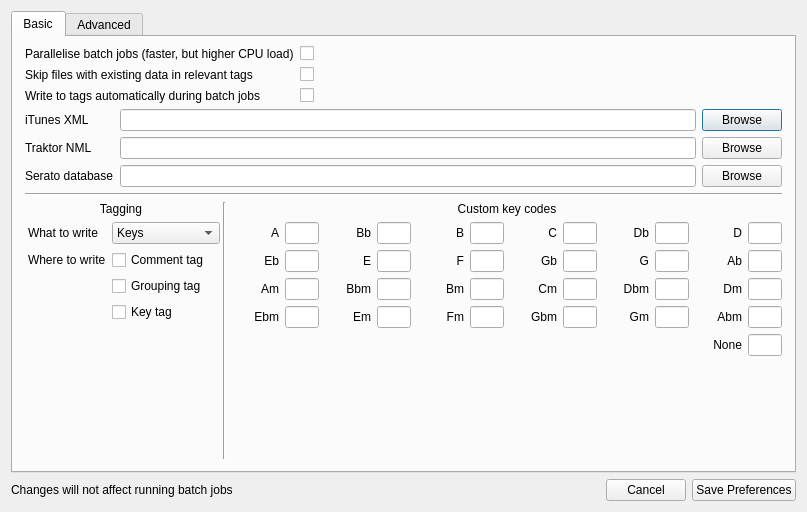
Qt form prefsdialog.ui (ibsh/is_KeyFinder) before a commit.
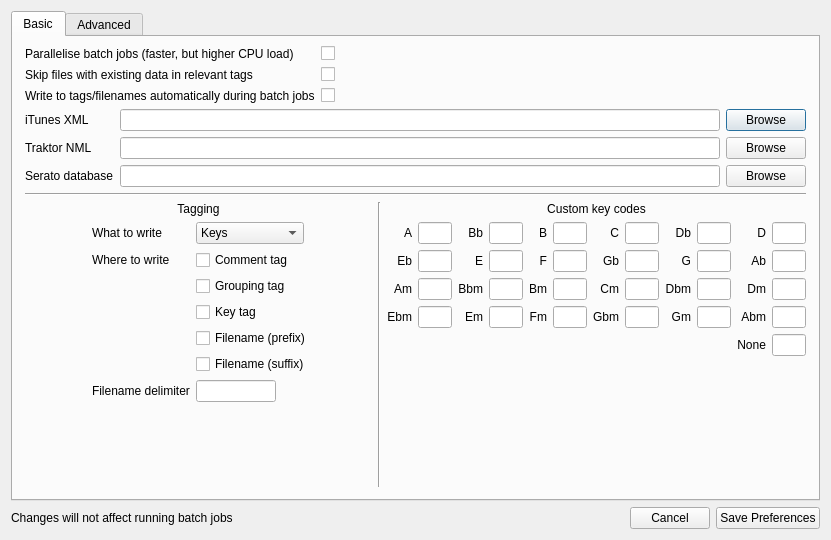
The same form after that commit.

Commit message: Write tags to filenames

Diff of the .ui file:
```diff
--- a/prefsdialog.ui
+++ b/prefsdialog.ui
@@ -9,8 +9,8 @@
    <rect>
     <x>0</x>
     <y>0</y>
-    <width>807</width>
-    <height>512</height>
+    <width>831</width>
+    <height>540</height>
    </rect>
   </property>
   <property name="windowTitle">
@@ -72,7 +72,7 @@
          <item row="2" column="0">
           <widget class="QLabel" name="lbl_writeTagsAutomatically">
            <property name="text">
-            <string>Write to tags automatically during batch jobs</string>
+            <string>Write to tags/filenames automatically during batch jobs</string>
            </property>
           </widget>
          </item>
@@ -276,6 +276,54 @@
                </property>
               </widget>
              </item>
+             <item row="5" column="1">
+              <widget class="QCheckBox" name="writeToFileSuffix">
+               <property name="text">
+                <string>Filename (suffix)</string>
+               </property>
+              </widget>
+             </item>
+             <item row="4" column="1">
+              <widget class="QCheckBox" name="writeToFilePrefix">
+               <property name="text">
+                <string>Filename (prefix)</string>
+               </property>
+              </widget>
+             </item>
+             <item row="4" column="0">
+              <widget class="QLabel" name="lbl_tagWhere_4">
+               <property name="text">
+                <string/>
+               </property>
+              </widget>
+             </item>
+             <item row="5" column="0">
+              <widget class="QLabel" name="lbl_tagWhere_5">
+               <property name="text">
+                <string/>
+               </property>
+              </widget>
+             </item>
+             <item row="6" column="1">
+              <widget class="QLineEdit" name="filenameDelimiter">
+               <property name="maximumSize">
+                <size>
+                 <width>80</width>
+                 <height>16777215</height>
+                </size>
+               </property>
+               <property name="maxLength">
+                <number>5</number>
+               </property>
+              </widget>
+             </item>
+             <item row="6" column="0">
+              <widget class="QLabel" name="lbl_filenameDelimiter">
+               <property name="text">
+                <string>Filename delimiter</string>
+               </property>
+              </widget>
+             </item>
             </layout>
            </item>
            <item>
```
Left out of the diff: 8 changed lines with no effect on the pictures. The commit also changes 6 other files.
